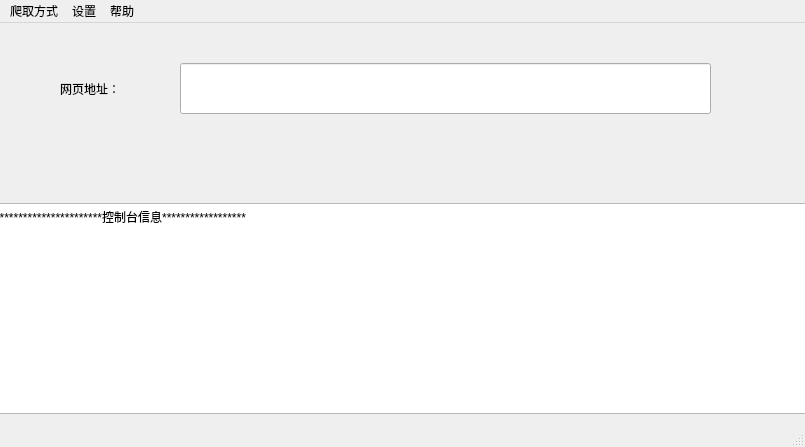
This is MainGUI.ui in Y-Matin/NewsSpider as Qt 5 draws it before an edit. The edited form follows.
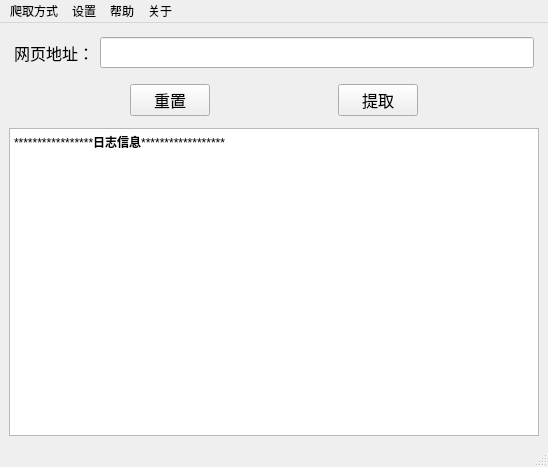
This is the edited form. Icons and pictures are not drawn.

```diff
--- a/MainGUI.ui
+++ b/MainGUI.ui
@@ -6,8 +6,8 @@
    <rect>
     <x>0</x>
     <y>0</y>
-    <width>805</width>
-    <height>447</height>
+    <width>548</width>
+    <height>467</height>
    </rect>
   </property>
   <property name="windowTitle">
@@ -17,53 +17,153 @@
    <string notr="true">background-image: url(:/images/qian.png);</string>
   </property>
   <widget class="QWidget" name="centralwidget">
-   <widget class="QLineEdit" name="lineEdit">
-    <property name="geometry">
-     <rect>
-      <x>180</x>
-      <y>40</y>
-      <width>531</width>
-      <height>51</height>
-     </rect>
-    </property>
-   </widget>
-   <widget class="QLabel" name="label">
-    <property name="geometry">
-     <rect>
-      <x>60</x>
-      <y>40</y>
-      <width>101</width>
-      <height>51</height>
-     </rect>
-    </property>
-    <property name="text">
-     <string>网页地址：</string>
-    </property>
-   </widget>
-   <widget class="QTextBrowser" name="textBrowser">
-    <property name="geometry">
-     <rect>
-      <x>-10</x>
-      <y>180</y>
-      <width>821</width>
-      <height>211</height>
-     </rect>
-    </property>
-    <property name="html">
-     <string>&lt;!DOCTYPE HTML PUBLIC &quot;-//W3C//DTD HTML 4.0//EN&quot; &quot;http://www.w3.org/TR/REC-html40/strict.dtd&quot;&gt;
+   <layout class="QVBoxLayout" name="verticalLayout_2">
+    <item>
+     <layout class="QVBoxLayout" name="verticalLayout">
+      <item>
+       <layout class="QHBoxLayout" name="horizontalLayout">
+        <property name="leftMargin">
+         <number>5</number>
+        </property>
+        <property name="topMargin">
+         <number>5</number>
+        </property>
+        <property name="rightMargin">
+         <number>5</number>
+        </property>
+        <property name="bottomMargin">
+         <number>10</number>
+        </property>
+        <item>
+         <widget class="QLabel" name="label">
+          <property name="font">
+           <font>
+            <family>Agency FB</family>
+            <pointsize>12</pointsize>
+           </font>
+          </property>
+          <property name="text">
+           <string>网页地址：</string>
+          </property>
+         </widget>
+        </item>
+        <item>
+         <widget class="QLineEdit" name="lineEdit">
+          <property name="font">
+           <font>
+            <family>Agency FB</family>
+            <pointsize>12</pointsize>
+           </font>
+          </property>
+         </widget>
+        </item>
+       </layout>
+      </item>
+      <item>
+       <layout class="QHBoxLayout" name="horizontalLayout_2">
+        <item>
+         <spacer name="horizontalSpacer">
+          <property name="orientation">
+           <enum>Qt::Horizontal</enum>
+          </property>
+          <property name="sizeHint" stdset="0">
+           <size>
+            <width>40</width>
+            <height>20</height>
+           </size>
+          </property>
+         </spacer>
+        </item>
+        <item>
+         <widget class="QPushButton" name="reset">
+          <property name="font">
+           <font>
+            <family>Agency FB</family>
+            <pointsize>12</pointsize>
+           </font>
+          </property>
+          <property name="text">
+           <string>重置</string>
+          </property>
+          <property name="icon">
+           <iconset resource="images.qrc">
+            <normaloff>:/images/reset.png</normaloff>:/images/reset.png</iconset>
+          </property>
+         </widget>
+        </item>
+        <item>
+         <spacer name="horizontalSpacer_3">
+          <property name="orientation">
+           <enum>Qt::Horizontal</enum>
+          </property>
+          <property name="sizeHint" stdset="0">
+           <size>
+            <width>40</width>
+            <height>20</height>
+           </size>
+          </property>
+         </spacer>
+        </item>
+        <item>
+         <widget class="QPushButton" name="extract">
+          <property name="font">
+           <font>
+            <family>Agency FB</family>
+            <pointsize>12</pointsize>
+           </font>
+          </property>
+          <property name="text">
+           <string>提取</string>
+          </property>
+          <property name="icon">
+           <iconset resource="images.qrc">
+            <normaloff>:/images/extract.png</normaloff>:/images/extract.png</iconset>
+          </property>
+         </widget>
+        </item>
+        <item>
+         <spacer name="horizontalSpacer_2">
+          <property name="orientation">
+           <enum>Qt::Horizontal</enum>
+          </property>
+          <property name="sizeHint" stdset="0">
+           <size>
+            <width>40</width>
+            <height>20</height>
+           </size>
+          </property>
+         </spacer>
+        </item>
+       </layout>
+      </item>
+     </layout>
+    </item>
+    <item>
+     <widget class="Line" name="line">
+      <property name="orientation">
+       <enum>Qt::Vertical</enum>
+      </property>
+     </widget>
+    </item>
+    <item>
+     <widget class="QTextBrowser" name="textBrowser">
+      <property name="html">
+       <string>&lt;!DOCTYPE HTML PUBLIC &quot;-//W3C//DTD HTML 4.0//EN&quot; &quot;http://www.w3.org/TR/REC-html40/strict.dtd&quot;&gt;
 &lt;html&gt;&lt;head&gt;&lt;meta name=&quot;qrichtext&quot; content=&quot;1&quot; /&gt;&lt;style type=&quot;text/css&quot;&gt;
 p, li { white-space: pre-wrap; }
 &lt;/style&gt;&lt;/head&gt;&lt;body style=&quot; font-family:'SimSun'; font-size:9.07563pt; font-weight:400; font-style:normal;&quot;&gt;
-&lt;p style=&quot; margin-top:0px; margin-bottom:0px; margin-left:0px; margin-right:0px; -qt-block-indent:0; text-indent:0px;&quot;&gt;&lt;span style=&quot; font-size:9.07563pt;&quot;&gt;***********************控制台信息******************&lt;/span&gt;&lt;/p&gt;&lt;/body&gt;&lt;/html&gt;</string>
-    </property>
-   </widget>
+&lt;p style=&quot; margin-top:0px; margin-bottom:0px; margin-left:0px; margin-right:0px; -qt-block-indent:0; text-indent:0px;&quot;&gt;&lt;span style=&quot; font-size:9.07563pt;&quot;&gt;*****************&lt;/span&gt;&lt;span style=&quot; font-size:9.07563pt; font-weight:600;&quot;&gt;日志信息&lt;/span&gt;&lt;span style=&quot; font-size:9.07563pt;&quot;&gt;******************&lt;/span&gt;&lt;/p&gt;&lt;/body&gt;&lt;/html&gt;</string>
+      </property>
+     </widget>
+    </item>
+   </layout>
   </widget>
   <widget class="QMenuBar" name="menubar">
    <property name="geometry">
     <rect>
      <x>0</x>
      <y>0</y>
-     <width>805</width>
+     <width>548</width>
      <height>29</height>
     </rect>
    </property>
@@ -85,13 +185,20 @@
     <property name="title">
      <string>帮助</string>
     </property>
-    <addaction name="action_3"/>
-    <addaction name="action_4"/>
-    <addaction name="action_5"/>
+    <addaction name="help"/>
+    <addaction name="feedBack"/>
+   </widget>
+   <widget class="QMenu" name="menu_2">
+    <property name="title">
+     <string>关于</string>
+    </property>
+    <addaction name="about"/>
+    <addaction name="update"/>
    </widget>
    <addaction name="menusetting"/>
    <addaction name="menus"/>
    <addaction name="menu"/>
+   <addaction name="menu_2"/>
   </widget>
   <widget class="QStatusBar" name="statusbar"/>
   <action name="action_3">
```
Left out of the diff: 65 changed lines with no effect on the pictures.
